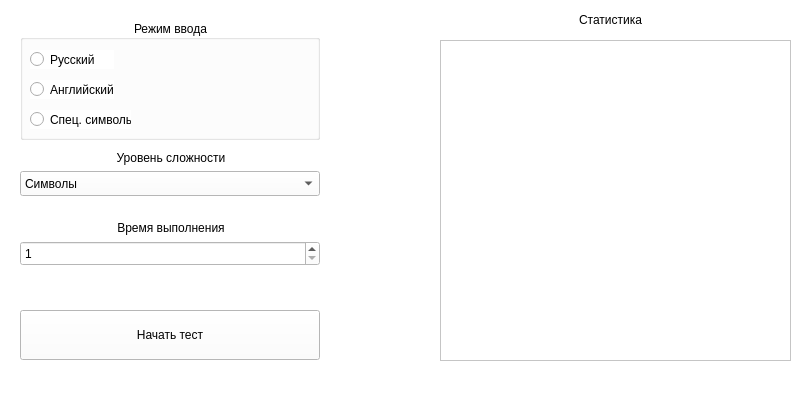
First picture: the form in data/forms/menuwidget.ui, repository Kobanoss/KeyBoard-Typer, before the edit.
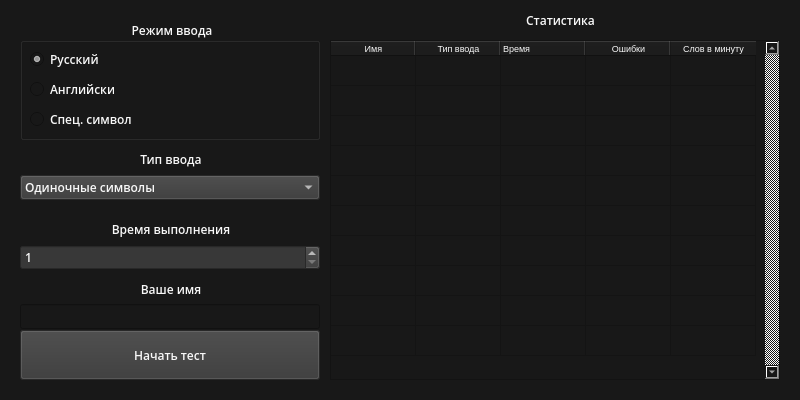
Second picture: the form after the edit. Icons and pictures are not drawn.

What changed in the file:
```diff
--- a/data/forms/menuwidget.ui
+++ b/data/forms/menuwidget.ui
@@ -22,6 +22,11 @@
     <height>400</height>
    </size>
   </property>
+  <property name="font">
+   <font>
+    <family>MS Shell Dlg 2</family>
+   </font>
+  </property>
   <property name="windowTitle">
    <string>KeyBoard-Typer</string>
   </property>
@@ -30,8 +35,8 @@
     <normaloff>:/logo/src/logo.ico</normaloff>:/logo/src/logo.ico</iconset>
   </property>
   <property name="styleSheet">
-   <string notr="true">color: black;
-background-color:white;</string>
+   <string notr="true">color:#f8f8f8;
+background-color:#181818;</string>
   </property>
   <widget class="QGroupBox" name="groupBox_main_lang">
    <property name="geometry">
@@ -42,9 +47,17 @@
      <height>120</height>
     </rect>
    </property>
+   <property name="font">
+    <font>
+     <family>Open Sans Semibold</family>
+    </font>
+   </property>
    <property name="layoutDirection">
     <enum>Qt::LeftToRight</enum>
    </property>
+   <property name="styleSheet">
+    <string notr="true"/>
+   </property>
    <property name="title">
     <string>Режим ввода</string>
    </property>
@@ -60,9 +73,17 @@
       <height>19</height>
      </rect>
     </property>
+    <property name="font">
+     <font>
+      <family>Open Sans Semibold</family>
+     </font>
+    </property>
     <property name="text">
      <string>Русский</string>
     </property>
+    <property name="checked">
+     <bool>true</bool>
+    </property>
    </widget>
    <widget class="QRadioButton" name="radioButton_2">
     <property name="geometry">
@@ -73,6 +94,11 @@
       <height>19</height>
      </rect>
     </property>
+    <property name="font">
+     <font>
+      <family>Open Sans Semibold</family>
+     </font>
+    </property>
     <property name="text">
      <string>Английский</string>
     </property>
@@ -86,6 +112,11 @@
       <height>19</height>
      </rect>
     </property>
+    <property name="font">
+     <font>
+      <family>Open Sans Semibold</family>
+     </font>
+    </property>
     <property name="text">
      <string>Спец. символы</string>
     </property>
@@ -95,7 +126,7 @@
    <property name="geometry">
     <rect>
      <x>20</x>
-     <y>310</y>
+     <y>330</y>
      <width>300</width>
      <height>50</height>
     </rect>
@@ -112,32 +143,32 @@
      <height>50</height>
     </size>
    </property>
+   <property name="font">
+    <font>
+     <family>Open Sans Semibold</family>
+    </font>
+   </property>
+   <property name="styleSheet">
+    <string notr="true">background-color:#383838;</string>
+   </property>
    <property name="text">
     <string>Начать тест</string>
    </property>
   </widget>
-  <widget class="QTextBrowser" name="textBrowser_main_stat">
-   <property name="geometry">
-    <rect>
-     <x>440</x>
-     <y>40</y>
-     <width>351</width>
-     <height>321</height>
-    </rect>
-   </property>
-   <property name="textInteractionFlags">
-    <set>Qt::NoTextInteraction</set>
-   </property>
-  </widget>
   <widget class="QLabel" name="label_main_stat">
    <property name="geometry">
     <rect>
-     <x>560</x>
+     <x>510</x>
      <y>10</y>
      <width>101</width>
      <height>20</height>
     </rect>
    </property>
+   <property name="font">
+    <font>
+     <family>Open Sans Semibold</family>
+    </font>
+   </property>
    <property name="text">
     <string>Статистика</string>
    </property>
@@ -145,18 +176,23 @@
     <set>Qt::AlignCenter</set>
    </property>
   </widget>
-  <widget class="QWidget" name="">
+  <widget class="QWidget" name="layoutWidget">
    <property name="geometry">
     <rect>
      <x>20</x>
      <y>220</y>
      <width>302</width>
-     <height>46</height>
+     <height>50</height>
     </rect>
    </property>
    <layout class="QVBoxLayout" name="verticalLayout">
     <item>
      <widget class="QLabel" name="label_2">
+      <property name="font">
+       <font>
+        <family>Open Sans Semibold</family>
+       </font>
+      </property>
       <property name="text">
        <string>Время выполнения</string>
       </property>
@@ -185,6 +221,14 @@
         <height>25</height>
        </size>
       </property>
+      <property name="font">
+       <font>
+        <family>Open Sans Semibold</family>
+       </font>
+      </property>
+      <property name="styleSheet">
+       <string notr="true">background-color:#383838;</string>
+      </property>
       <property name="minimum">
        <number>1</number>
       </property>
@@ -201,20 +245,25 @@
     </item>
    </layout>
   </widget>
-  <widget class="QWidget" name="">
+  <widget class="QWidget" name="layoutWidget">
    <property name="geometry">
     <rect>
      <x>20</x>
      <y>150</y>
      <width>302</width>
-     <height>46</height>
+     <height>50</height>
     </rect>
    </property>
    <layout class="QVBoxLayout" name="verticalLayout_2">
     <item>
      <widget class="QLabel" name="label">
+      <property name="font">
+       <font>
+        <family>Open Sans Semibold</family>
+       </font>
+      </property>
       <property name="text">
-       <string>Уровень сложности</string>
+       <string>Тип ввода</string>
       </property>
       <property name="alignment">
        <set>Qt::AlignCenter</set>
@@ -235,9 +284,17 @@
         <height>25</height>
        </size>
       </property>
+      <property name="font">
+       <font>
+        <family>Open Sans Semibold</family>
+       </font>
+      </property>
+      <property name="styleSheet">
+       <string notr="true">background-color:#383838;</string>
+      </property>
       <item>
        <property name="text">
-        <string>Символы</string>
+        <string>Одиночные символы</string>
        </property>
       </item>
       <item>
@@ -254,6 +311,272 @@
     </item>
    </layout>
   </widget>
+  <widget class="QTableWidget" name="tableWidget_main_stat">
+   <property name="geometry">
+    <rect>
+     <x>330</x>
+     <y>40</y>
+     <width>450</width>
+     <height>340</height>
+    </rect>
+   </property>
+   <property name="minimumSize">
+    <size>
+     <width>450</width>
+     <height>340</height>
+    </size>
+   </property>
+   <property name="maximumSize">
+    <size>
+     <width>430</width>
+     <height>340</height>
+    </size>
+   </property>
+   <property name="font">
+    <font>
+     <family>Open Sans Semibold</family>
+     <pointsize>9</pointsize>
+    </font>
+   </property>
+   <property name="styleSheet">
+    <string notr="true">color:#f8f8f8;</string>
+   </property>
+   <property name="frameShape">
+    <enum>QFrame::StyledPanel</enum>
+   </property>
+   <property name="frameShadow">
+    <enum>QFrame::Sunken</enum>
+   </property>
+   <property name="lineWidth">
+    <number>1</number>
+   </property>
+   <property name="verticalScrollBarPolicy">
+    <enum>Qt::ScrollBarAlwaysOn</enum>
+   </property>
+   <property name="horizontalScrollBarPolicy">
+    <enum>Qt::ScrollBarAlwaysOff</enum>
+   </property>
+   <property name="sizeAdjustPolicy">
+    <enum>QAbstractScrollArea::AdjustIgnored</enum>
+   </property>
+   <property name="autoScrollMargin">
+    <number>8</number>
+   </property>
+   <property name="editTriggers">
+    <set>QAbstractItemView::NoEditTriggers</set>
+   </property>
+   <property name="tabKeyNavigation">
+    <bool>false</bool>
+   </property>
+   <property name="showDropIndicator" stdset="0">
+    <bool>false</bool>
+   </property>
+   <property name="dragDropOverwriteMode">
+    <bool>false</bool>
+   </property>
+   <property name="selectionMode">
+    <enum>QAbstractItemView::NoSelection</enum>
+   </property>
+   <property name="showGrid">
+    <bool>true</bool>
+   </property>
+   <property name="gridStyle">
+    <enum>Qt::SolidLine</enum>
+   </property>
+   <property name="sortingEnabled">
+    <bool>true</bool>
+   </property>
+   <property name="wordWrap">
+    <bool>true</bool>
+   </property>
+   <property name="cornerButtonEnabled">
+    <bool>false</bool>
+   </property>
+   <attribute name="horizontalHeaderVisible">
+    <bool>true</bool>
+   </attribute>
+   <attribute name="horizontalHeaderCascadingSectionResizes">
+    <bool>false</bool>
+   </attribute>
+   <attribute name="horizontalHeaderMinimumSectionSize">
+    <number>20</number>
+   </attribute>
+   <attribute name="horizontalHeaderDefaultSectionSize">
+    <number>85</number>
+   </attribute>
+   <attribute name="horizontalHeaderHighlightSections">
+    <bool>false</bool>
+   </attribute>
+   <attribute name="horizontalHeaderShowSortIndicator" stdset="0">
+    <bool>false</bool>
+   </attribute>
+   <attribute name="verticalHeaderVisible">
+    <bool>false</bool>
+   </attribute>
+   <attribute name="verticalHeaderMinimumSectionSize">
+    <number>30</number>
+   </attribute>
+   <attribute name="verticalHeaderDefaultSectionSize">
+    <number>30</number>
+   </attribute>
+   <attribute name="verticalHeaderHighlightSections">
+    <bool>false</bool>
+   </attribute>
+   <row>
+    <property name="text">
+     <string>Новая строка</string>
+    </property>
+   </row>
+   <row>
+    <property name="text">
+     <string>Новая строка</string>
+    </property>
+   </row>
+   <row>
+    <property name="text">
+     <string>Новая строка</string>
+    </property>
+   </row>
+   <row>
+    <property name="text">
+     <string>Новая строка</string>
+    </property>
+   </row>
+   <row>
+    <property name="text">
+     <string>Новая строка</string>
+    </property>
+   </row>
+   <row>
+    <property name="text">
+     <string>Новая строка</string>
+    </property>
+   </row>
+   <row>
+    <property name="text">
+     <string>Новая строка</string>
+    </property>
+   </row>
+   <row>
+    <property name="text">
+     <string>Новая строка</string>
+    </property>
+   </row>
+   <row>
+    <property name="text">
+     <string>Новая строка</string>
+    </property>
+   </row>
+   <row>
+    <property name="text">
+     <string>Новая строка</string>
+    </property>
+   </row>
+   <column>
+    <property name="text">
+     <string>Имя</string>
+    </property>
+    <property name="font">
+     <font>
+      <pointsize>7</pointsize>
+     </font>
+    </property>
+   </column>
+   <column>
+    <property name="text">
+     <string>Тип ввода</string>
+    </property>
+    <property name="font">
+     <font>
+      <pointsize>7</pointsize>
+     </font>
+    </property>
+   </column>
+   <column>
+    <property name="text">
+     <string>Время</string>
+    </property>
+    <property name="font">
+     <font>
+      <pointsize>7</pointsize>
+     </font>
+    </property>
+    <property name="textAlignment">
+     <set>AlignLeading|AlignVCenter</set>
+    </property>
+   </column>
+   <column>
+    <property name="text">
+     <string>Ошибки</string>
+    </property>
+    <property name="font">
+     <font>
+      <pointsize>7</pointsize>
+     </font>
+    </property>
+   </column>
+   <column>
+    <property name="text">
+     <string>Слов в минуту</string>
+    </property>
+    <property name="font">
+     <font>
+      <pointsize>7</pointsize>
+     </font>
+    </property>
+   </column>
+  </widget>
+  <widget class="QWidget" name="layoutWidget">
+   <property name="geometry">
+    <rect>
+     <x>20</x>
+     <y>280</y>
+     <width>302</width>
+     <height>49</height>
+    </rect>
+   </property>
+   <layout class="QVBoxLayout" name="verticalLayout_3">
+    <item>
+     <widget class="QLabel" name="label_3">
+      <property name="font">
+       <font>
+        <family>Open Sans Semibold</family>
+       </font>
+      </property>
+      <property name="text">
+       <string>Ваше имя</string>
+      </property>
+      <property name="alignment">
+       <set>Qt::AlignCenter</set>
+      </property>
+     </widget>
+    </item>
+    <item>
+     <widget class="QLineEdit" name="lineEdit_main_username">
+      <property name="minimumSize">
+       <size>
+        <width>300</width>
+        <height>0</height>
+       </size>
+      </property>
+      <property name="maximumSize">
+       <size>
+        <width>300</width>
+        <height>16777215</height>
+       </size>
+      </property>
+      <property name="font">
+       <font>
+        <family>Open Sans Semibold</family>
+       </font>
+      </property>
+      <property name="styleSheet">
+       <string notr="true"/>
+      </property>
+     </widget>
+    </item>
+   </layout>
+  </widget>
  </widget>
  <resources>
   <include location="../../src.qrc"/>
```
Left out of the diff: 6 changed lines with no effect on the pictures.
